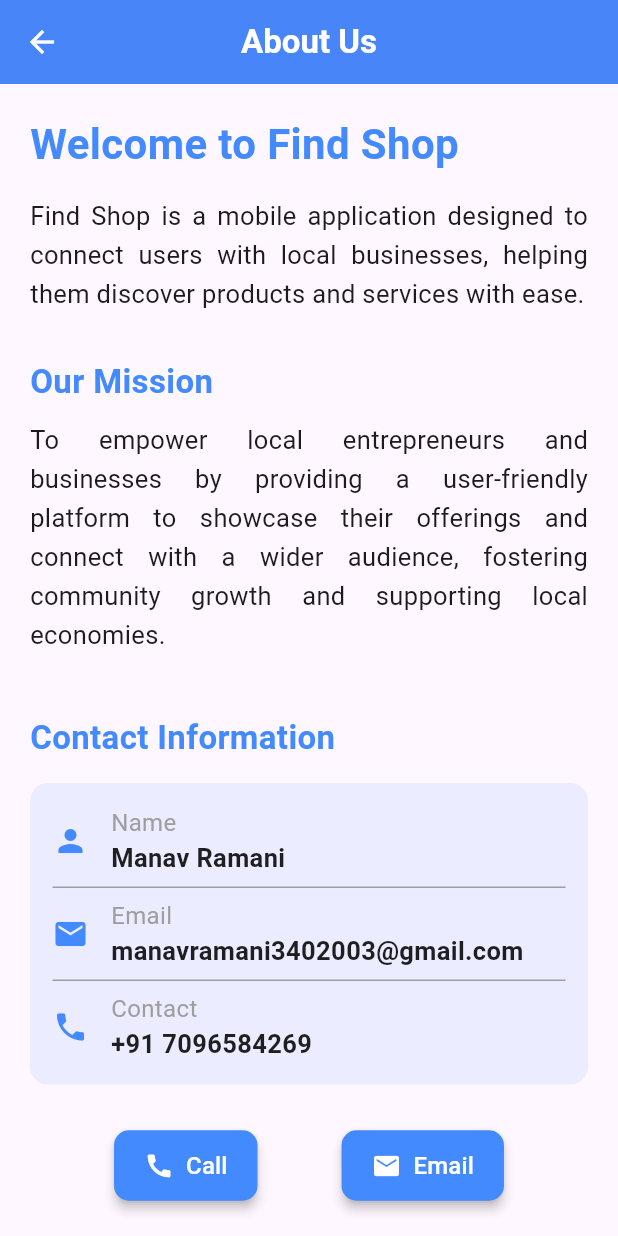
After one commit to MrManavRamani-Flutter/find-shop, a Flutter app: the AboutShopScreen screen opened by its route, on a phone screen of 412 x 824 dp. The commit adds this screen. Run offline on Flutter 3.47's test engine with Material 3 defaults, Android fonts, the phone set to English and light mode, and no system bars; our stand-ins replace file_picker, flutter_rating_bar, shared_preferences, sqflite; missing offline and left inert: excel; accounts and stored records are empty.

Commit message:
19/02/2025 03:33 PM Shop owner and Customer Side : Drawer in add link and design about screen

```diff
--- a/lib/my_app.dart
+++ b/lib/my_app.dart
@@ -6,6 +6,8 @@ import 'package:find_shop/providers/shop_category_provider.dart';
 import 'package:find_shop/providers/shop_provider.dart';
 import 'package:find_shop/providers/shop_review_provider.dart';
 import 'package:find_shop/providers/upload_provider/upload_provider.dart';
+import 'package:find_shop/screens/customer/about_screen.dart';
+import 'package:find_shop/screens/shop_owner/about_screen.dart';
 import 'package:find_shop/screens/admin/area/area_list_screen.dart';
 import 'package:find_shop/screens/admin/category/category_list_screen.dart';
 import 'package:find_shop/screens/admin/customer/customer_list_screen.dart';
@@ -69,6 +71,8 @@ class MyApp extends StatelessWidget {
           '/splash': (context) => const SplashScreen(),
           '/login': (context) => const LoginScreen(),
           '/register': (context) => const RegisterScreen(),
+          '/about_customer': (context) => const AboutScreen(),
+          '/about_shop': (context) => const AboutShopScreen(),
 
           // Customer Screens
           '/customer_home': (context) => const CustomerHomeScreen(),
--- a/lib/screens/customer/home_screen.dart
+++ b/lib/screens/customer/home_screen.dart
@@ -268,6 +268,8 @@ class _CustomerHomeScreenState extends State<CustomerHomeScreen> {
               Icons.favorite, 'Favorite', '/customer_favorite_list', context),
           _buildDrawerItem(
               Icons.account_box, 'Profile', '/customer_profile', context),
+          _buildDrawerItem(
+              Icons.perm_device_info_rounded, 'About', '/about_customer', context),
           const Spacer(),
           _buildLogoutItem(context),
         ],
--- /dev/null
+++ b/lib/screens/shop_owner/about_screen.dart
@@ -0,0 +1,176 @@
+import 'package:flutter/material.dart';
+import 'package:url_launcher/url_launcher.dart';
+
+class AboutShopScreen extends StatelessWidget {
+  const AboutShopScreen({super.key});
+
+  @override
+  Widget build(BuildContext context) {
+    return Scaffold(
+      appBar: AppBar(
+        leading: IconButton(
+          icon: const Icon(Icons.arrow_back),
+          color: Colors.white,
+          onPressed: () {
+            Navigator.pushReplacementNamed(context, '/shop_home');
+          },
+        ),
+        title: const Text(
+          'About Us',
+          style: TextStyle(
+            color: Colors.white,
+            fontWeight: FontWeight.bold,
+          ),
+        ),
+        centerTitle: true,
+        iconTheme: const IconThemeData(color: Colors.white),
+        backgroundColor: Colors.blueAccent,
+        elevation: 3, // Add a subtle shadow
+      ),
+      body: SingleChildScrollView(
+        // For scrolling on smaller screens
+        child: Padding(
+          padding: const EdgeInsets.all(20.0),
+          child: Column(
+            crossAxisAlignment: CrossAxisAlignment.start,
+            // Align text to the left
+            children: [
+              // App Introduction - Enhanced Styling
+              const Text(
+                'Welcome to Find Shop',
+                style: TextStyle(
+                  fontSize: 28,
+                  fontWeight: FontWeight.bold,
+                  color: Colors.blueAccent,
+                ),
+              ),
+              const SizedBox(height: 15),
+              const Text(
+                'Find Shop is a mobile application designed to connect users with local businesses, helping them discover products and services with ease.',
+                style: TextStyle(
+                  fontSize: 17,
+                  height: 1.5, // Improved line spacing
+                ),
+                textAlign: TextAlign.justify, // Justified text
+              ),
+              const SizedBox(height: 30),
+
+              // Mission Statement
+              const Text(
+                'Our Mission',
+                style: TextStyle(
+                  fontSize: 22,
+                  fontWeight: FontWeight.bold,
+                  color: Colors.blueAccent,
+                ),
+              ),
+              const SizedBox(height: 10),
+              const Text(
+                'To empower local entrepreneurs and businesses by providing a user-friendly platform to showcase their offerings and connect with a wider audience, fostering community growth and supporting local economies.',
+                style: TextStyle(
+                  fontSize: 17,
+                  height: 1.5,
+                ),
+                textAlign: TextAlign.justify,
+              ),
+              const SizedBox(height: 40),
+
+              // Contact Section - Modern Design
+              const Text(
+                'Contact Information',
+                style: TextStyle(
+                  fontSize: 22,
+                  fontWeight: FontWeight.bold,
+                  color: Colors.blueAccent,
+                ),
+              ),
+              const SizedBox(height: 15),
+              Container(
+                decoration: BoxDecoration(
+                  color: Colors.blueAccent.withOpacity(0.1),
+                  // Subtle background
+                  borderRadius: BorderRadius.circular(12),
+                ),
+                padding: const EdgeInsets.all(15),
+                child: Column(
+                  children: [
+                    _buildContactRow(Icons.person, 'Name', 'Manav Ramani'),
+                    const Divider(height: 15, color: Colors.grey),
+                    _buildContactRow(
+                        Icons.email, 'Email', 'manavramani3402003@gmail.com'),
+                    const Divider(height: 15, color: Colors.grey),
+                    _buildContactRow(Icons.phone, 'Contact', '+91 7096584269'),
+                    // Include country code
+                  ],
+                ),
+              ),
+              const SizedBox(height: 30),
+
+              // Call and Email Buttons - Modern Style
+              Row(
+                mainAxisAlignment: MainAxisAlignment.spaceEvenly,
+                // Distribute space
+                children: [
+                  _buildElevatedButton(
+                    'Call',
+                    Icons.call,
+                    () => launchUrl(
+                        Uri.parse('tel:+917096584269')), // Country code
+                  ),
+                  _buildElevatedButton(
+                    'Email',
+                    Icons.email,
+                    () => launchUrl(
+                        Uri.parse('mailto:manavramani3402003@gmail.com')),
+                  ),
+                ],
+              ),
+              const SizedBox(height: 20),
+            ],
+          ),
+        ),
+      ),
+    );
+  }
+
+  // Helper function to build contact rows
+  Widget _buildContactRow(IconData icon, String title, String subtitle) {
+    return Row(
+      children: [
+        Icon(icon, color: Colors.blueAccent), // Use the same color scheme
+        const SizedBox(width: 15),
+        Column(
+          crossAxisAlignment: CrossAxisAlignment.start,
+          children: [
+            Text(title,
+                style: const TextStyle(fontSize: 16, color: Colors.grey)),
+            Text(subtitle,
+                style: const TextStyle(
+                    fontSize: 17,
+                    fontWeight: FontWeight.bold,
+                    color: Colors.black87)), // Bolder subtitle
+          ],
+        ),
+      ],
+    );
+  }
+
+  // Helper function to build the styled buttons
+  Widget _buildElevatedButton(
+      String text, IconData icon, VoidCallback onPressed) {
+    return ElevatedButton.icon(
+      onPressed: onPressed,
+      icon: Icon(icon, size: 20, color: Colors.white),
+      label:
+          Text(text, style: const TextStyle(fontSize: 16, color: Colors.white)),
+      style: ElevatedButton.styleFrom(
+        backgroundColor: Colors.blueAccent,
+        padding: const EdgeInsets.symmetric(horizontal: 20, vertical: 12),
+        shape: RoundedRectangleBorder(
+          borderRadius: BorderRadius.circular(10),
+        ),
+        elevation: 3, // subtle shadow
+      ),
+    );
+  }
+}
--- a/lib/screens/shop_owner/home_screen.dart
+++ b/lib/screens/shop_owner/home_screen.dart
@@ -212,17 +212,23 @@ class ShopOwnerHomeScreenState extends State<ShopOwnerHomeScreen> {
         children: [
           _buildDrawerHeader(context, userProvider),
           ListTile(
+            leading: const Icon(Icons.person), // Add leading icon
             title: const Text('Profile'),
             onTap: () {
               Navigator.pushReplacementNamed(context, '/shop_profile');
             },
           ),
           ListTile(
-            title: const Text('Settings'),
-            onTap: () {},
+            leading: const Icon(Icons.info_outline), // Add leading icon
+            title: const Text('About'),
+            onTap: () {
+              Navigator.pushReplacementNamed(context, '/about_shop');
+            },
           ),
           const Spacer(),
           ListTile(
+            trailing: const Icon(Icons.logout, color: Colors.white),
+            // Icon with white color
             title: const Text(
               'Logout',
               style: TextStyle(color: Colors.white),
```
Also changed, not shown: lib/screens/customer/about_screen.dart (added, +176 -0 lines).
